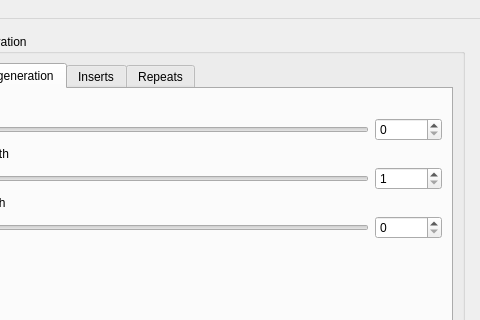
Before: the Qt Designer form GUI/app.ui in Dannyzimmer/SeqModeller, drawn with Qt 5; both pictures show x 599 to 1079 and y 0 to 320 of the 1079 by 788 pixel window.
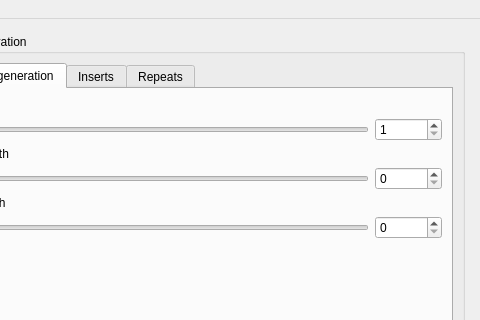
After: the same form once the commit is applied. The open tabs and pages were chosen to show the change. Icons and pictures are not drawn.

Commit message: Update window title and adjust minimum values for spin boxes in app.ui

Diff of the .ui file:
```diff
--- a/GUI/app.ui
+++ b/GUI/app.ui
@@ -555,6 +555,9 @@
                          </item>
                          <item>
                           <widget class="QSpinBox" name="spinBox_generate">
+                           <property name="minimum">
+                            <number>1</number>
+                           </property>
                            <property name="maximum">
                             <number>1000000</number>
                            </property>
@@ -615,7 +618,7 @@
                          <item>
                           <widget class="QSpinBox" name="spinBox_max_len">
                            <property name="minimum">
-                            <number>1</number>
+                            <number>0</number>
                            </property>
                            <property name="maximum">
                             <number>1000000</number>
```
Left out of the diff: 10 changed lines with no effect on the pictures.
